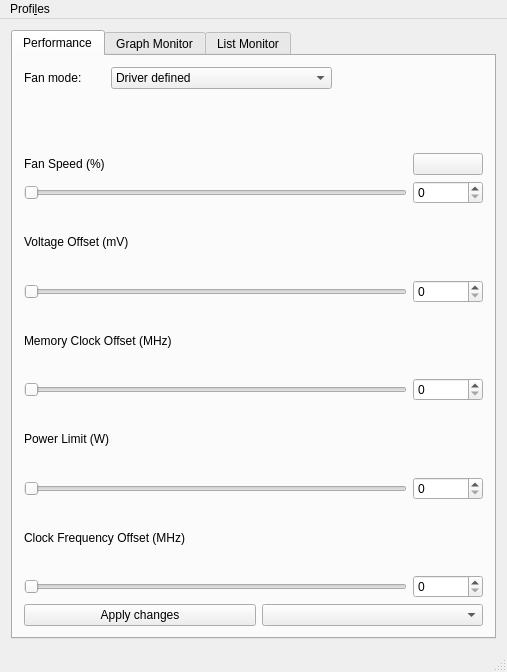
Before: the Qt Designer form mainwindow.ui in Lurkki14/tuxclocker, drawn with Qt 5.
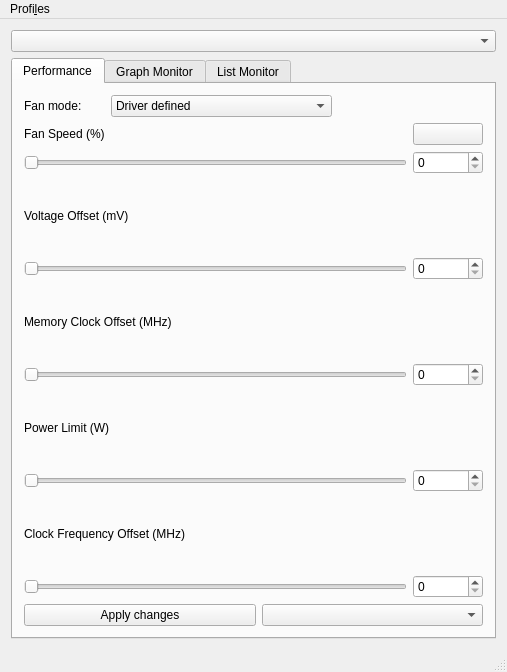
After: the same form once the commit is applied. Icons and pictures are not drawn.

Patch:
```diff
--- a/mainwindow.ui
+++ b/mainwindow.ui
@@ -15,7 +15,7 @@
   </property>
   <widget class="QWidget" name="centralWidget">
    <layout class="QGridLayout" name="gridLayout_2">
-    <item row="0" column="0">
+    <item row="1" column="0">
      <widget class="QTabWidget" name="tabWidget">
       <property name="tabShape">
        <enum>QTabWidget::Rounded</enum>
@@ -28,61 +28,6 @@
         <string>Performance</string>
        </attribute>
        <layout class="QGridLayout" name="gridLayout">
-        <item row="1" column="0" colspan="6">
-         <widget class="QLabel" name="GPUNameLabel">
-          <property name="maximumSize">
-           <size>
-            <width>16777215</width>
-            <height>52</height>
-           </size>
-          </property>
-          <property name="text">
-           <string/>
-          </property>
-         </widget>
-        </item>
-        <item row="10" column="0" colspan="5">
-         <widget class="QSlider" name="powerLimSlider">
-          <property name="orientation">
-           <enum>Qt::Horizontal</enum>
-          </property>
-         </widget>
-        </item>
-        <item row="8" column="0" colspan="5">
-         <widget class="QSlider" name="memClkSlider">
-          <property name="orientation">
-           <enum>Qt::Horizontal</enum>
-          </property>
-         </widget>
-        </item>
-        <item row="9" column="0" colspan="2">
-         <widget class="QLabel" name="powerLimLabel">
-          <property name="text">
-           <string>Power Limit (W)</string>
-          </property>
-         </widget>
-        </item>
-        <item row="5" column="0" colspan="3">
-         <widget class="QLabel" name="voltgeLabel">
-          <property name="text">
-           <string>Voltage Offset (mV)</string>
-          </property>
-         </widget>
-        </item>
-        <item row="11" column="0" colspan="3">
-         <widget class="QLabel" name="clockFreqLabel">
-          <property name="text">
-           <string>Clock Frequency Offset (MHz)</string>
-          </property>
-         </widget>
-        </item>
-        <item row="12" column="0" colspan="5">
-         <widget class="QSlider" name="frequencySlider">
-          <property name="orientation">
-           <enum>Qt::Horizontal</enum>
-          </property>
-         </widget>
-        </item>
         <item row="0" column="0">
          <widget class="QLabel" name="fanModeLabel">
           <property name="text">
@@ -90,37 +35,31 @@
           </property>
          </widget>
         </item>
-        <item row="4" column="0" colspan="5">
+        <item row="12" column="0" colspan="3">
+         <widget class="QPushButton" name="applyButton">
+          <property name="text">
+           <string>Apply changes</string>
+          </property>
+         </widget>
+        </item>
+        <item row="3" column="0" colspan="5">
          <widget class="QSlider" name="fanSlider">
           <property name="orientation">
            <enum>Qt::Horizontal</enum>
           </property>
          </widget>
         </item>
-        <item row="3" column="5">
-         <widget class="QPushButton" name="editFanCurveButton">
-          <property name="maximumSize">
-           <size>
-            <width>87</width>
-            <height>16777215</height>
-           </size>
-          </property>
-          <property name="toolTip">
-           <string>&lt;html&gt;&lt;head/&gt;&lt;body&gt;&lt;p&gt;Edit fan curve&lt;/p&gt;&lt;/body&gt;&lt;/html&gt;</string>
-          </property>
-          <property name="text">
-           <string/>
-          </property>
-          <property name="icon">
-           <iconset resource="resources.qrc">
-            <normaloff>:/icons/cog.png</normaloff>:/icons/cog.png</iconset>
+        <item row="7" column="0" colspan="5">
+         <widget class="QSlider" name="memClkSlider">
+          <property name="orientation">
+           <enum>Qt::Horizontal</enum>
           </property>
          </widget>
         </item>
-        <item row="3" column="0">
-         <widget class="QLabel" name="fanSpeedLabel">
+        <item row="10" column="0" colspan="3">
+         <widget class="QLabel" name="clockFreqLabel">
           <property name="text">
-           <string>Fan Speed (%)</string>
+           <string>Clock Frequency Offset (MHz)</string>
           </property>
          </widget>
         </item>
@@ -143,42 +82,90 @@
           </item>
          </widget>
         </item>
-        <item row="8" column="5">
-         <widget class="QSpinBox" name="memClkSpinBox"/>
-        </item>
-        <item row="10" column="5">
-         <widget class="QSpinBox" name="powerLimSpinBox"/>
-        </item>
-        <item row="12" column="5">
+        <item row="11" column="5">
          <widget class="QSpinBox" name="frequencySpinBox"/>
         </item>
-        <item row="6" column="0" colspan="5">
-         <widget class="QSlider" name="voltageSlider">
-          <property name="orientation">
-           <enum>Qt::Horizontal</enum>
+        <item row="2" column="0">
+         <widget class="QLabel" name="fanSpeedLabel">
+          <property name="text">
+           <string>Fan Speed (%)</string>
           </property>
          </widget>
         </item>
-        <item row="7" column="0" colspan="3">
+        <item row="4" column="0" colspan="3">
+         <widget class="QLabel" name="voltgeLabel">
+          <property name="text">
+           <string>Voltage Offset (mV)</string>
+          </property>
+         </widget>
+        </item>
+        <item row="7" column="5">
+         <widget class="QSpinBox" name="memClkSpinBox"/>
+        </item>
+        <item row="6" column="0" colspan="3">
          <widget class="QLabel" name="memClockLabel">
           <property name="text">
            <string>Memory Clock Offset (MHz)</string>
           </property>
          </widget>
         </item>
-        <item row="4" column="5">
+        <item row="3" column="5">
          <widget class="QSpinBox" name="fanSpinBox"/>
         </item>
-        <item row="13" column="3" colspan="3">
+        <item row="9" column="5">
+         <widget class="QSpinBox" name="powerLimSpinBox"/>
+        </item>
+        <item row="2" column="5">
+         <widget class="QPushButton" name="editFanCurveButton">
+          <property name="maximumSize">
+           <size>
+            <width>87</width>
+            <height>16777215</height>
+           </size>
+          </property>
+          <property name="toolTip">
+           <string>&lt;html&gt;&lt;head/&gt;&lt;body&gt;&lt;p&gt;Edit fan curve&lt;/p&gt;&lt;/body&gt;&lt;/html&gt;</string>
+          </property>
+          <property name="text">
+           <string/>
+          </property>
+          <property name="icon">
+           <iconset resource="resources.qrc">
+            <normaloff>:/icons/cog.png</normaloff>:/icons/cog.png</iconset>
+          </property>
+         </widget>
+        </item>
+        <item row="12" column="3" colspan="3">
          <widget class="QComboBox" name="profileComboBox"/>
         </item>
-        <item row="6" column="5">
+        <item row="5" column="5">
          <widget class="QSpinBox" name="voltageSpinBox"/>
         </item>
-        <item row="13" column="0" colspan="3">
-         <widget class="QPushButton" name="applyButton">
+        <item row="8" column="0" colspan="2">
+         <widget class="QLabel" name="powerLimLabel">
           <property name="text">
-           <string>Apply changes</string>
+           <string>Power Limit (W)</string>
+          </property>
+         </widget>
+        </item>
+        <item row="11" column="0" colspan="5">
+         <widget class="QSlider" name="frequencySlider">
+          <property name="orientation">
+           <enum>Qt::Horizontal</enum>
+          </property>
+         </widget>
+        </item>
+        <item row="5" column="0" colspan="5">
+         <widget class="QSlider" name="voltageSlider">
+          <property name="orientation">
+           <enum>Qt::Horizontal</enum>
+          </property>
+         </widget>
+        </item>
+        <item row="9" column="0" colspan="5">
+         <widget class="QSlider" name="powerLimSlider">
+          <property name="orientation">
+           <enum>Qt::Horizontal</enum>
           </property>
          </widget>
         </item>
@@ -215,6 +202,9 @@
       </widget>
      </widget>
     </item>
+    <item row="0" column="0">
+     <widget class="QComboBox" name="GPUComboBox"/>
+    </item>
    </layout>
   </widget>
   <widget class="QMenuBar" name="menuBar">
```
